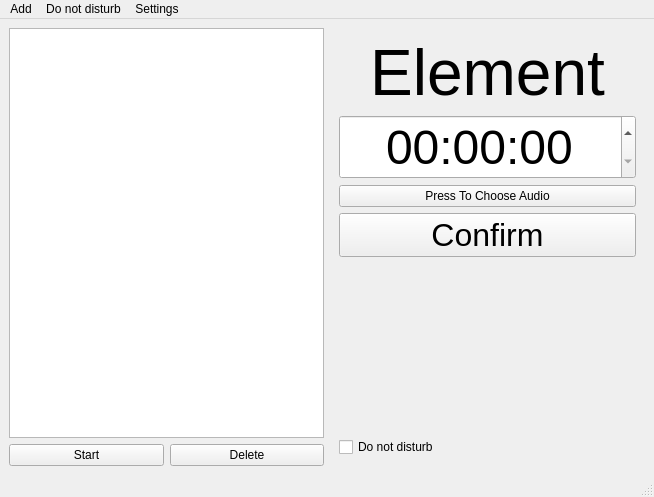
The window that mainwindow.ui (Dunkeshon/timers_and_alarms) describes before a commit, drawn with Qt 5.
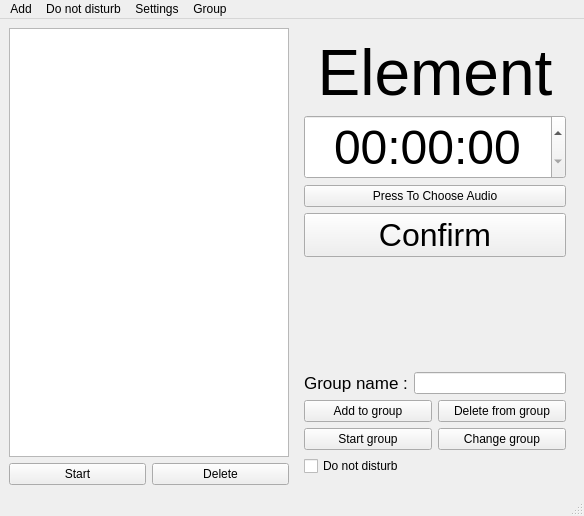
The same window after the commit.

Commit message: added ui for working with group of timers

```diff
--- a/mainwindow.ui
+++ b/mainwindow.ui
@@ -6,8 +6,8 @@
    <rect>
     <x>0</x>
     <y>0</y>
-    <width>654</width>
-    <height>497</height>
+    <width>584</width>
+    <height>516</height>
    </rect>
   </property>
   <property name="windowTitle">
@@ -19,8 +19,8 @@
   <widget class="QWidget" name="centralwidget">
    <layout class="QGridLayout" name="gridLayout_2">
     <item row="0" column="0" rowspan="3">
-     <layout class="QVBoxLayout" name="verticalLayout_2">
-      <item>
+     <layout class="QGridLayout" name="gridLayout">
+      <item row="0" column="0">
        <widget class="QListWidget" name="listWidget">
         <property name="styleSheet">
          <string notr="true">QListView::item:alternate {
@@ -48,7 +48,7 @@
         </property>
        </widget>
       </item>
-      <item>
+      <item row="1" column="0">
        <layout class="QHBoxLayout" name="horizontalLayout">
         <item>
          <widget class="QPushButton" name="startbutton">
@@ -167,18 +167,21 @@
       <property name="orientation">
        <enum>Qt::Vertical</enum>
       </property>
+      <property name="sizeType">
+       <enum>QSizePolicy::Minimum</enum>
+      </property>
       <property name="sizeHint" stdset="0">
        <size>
-        <width>20</width>
-        <height>50</height>
+        <width>17</width>
+        <height>30</height>
        </size>
       </property>
      </spacer>
     </item>
     <item row="2" column="1">
      <widget class="QWidget" name="widget" native="true">
-      <layout class="QGridLayout" name="gridLayout">
-       <item row="0" column="0">
+      <layout class="QGridLayout" name="gridLayout_3">
+       <item row="2" column="0">
         <layout class="QHBoxLayout" name="horizontalLayout_2">
          <item>
           <widget class="QCheckBox" name="dont_disturb_check">
@@ -199,6 +202,74 @@
          </item>
         </layout>
        </item>
+       <item row="1" column="0">
+        <layout class="QHBoxLayout" name="horizontalLayout_3">
+         <item>
+          <layout class="QVBoxLayout" name="verticalLayout">
+           <item>
+            <widget class="QPushButton" name="Add_to_group">
+             <property name="text">
+              <string>Add to group</string>
+             </property>
+            </widget>
+           </item>
+           <item>
+            <widget class="QPushButton" name="Start_group">
+             <property name="text">
+              <string>Start group</string>
+             </property>
+            </widget>
+           </item>
+          </layout>
+         </item>
+         <item>
+          <layout class="QVBoxLayout" name="verticalLayout_4">
+           <item>
+            <widget class="QPushButton" name="Delete_from_group">
+             <property name="text">
+              <string>Delete from group</string>
+             </property>
+            </widget>
+           </item>
+           <item>
+            <widget class="QPushButton" name="Change_group">
+             <property name="text">
+              <string>Change group</string>
+             </property>
+            </widget>
+           </item>
+          </layout>
+         </item>
+        </layout>
+       </item>
+       <item row="0" column="0">
+        <layout class="QHBoxLayout" name="horizontalLayout_4">
+         <item>
+          <widget class="QLabel" name="label">
+           <property name="sizePolicy">
+            <sizepolicy hsizetype="Preferred" vsizetype="Fixed">
+             <horstretch>0</horstretch>
+             <verstretch>0</verstretch>
+            </sizepolicy>
+           </property>
+           <property name="font">
+            <font>
+             <pointsize>13</pointsize>
+            </font>
+           </property>
+           <property name="text">
+            <string>Group name :</string>
+           </property>
+           <property name="alignment">
+            <set>Qt::AlignCenter</set>
+           </property>
+          </widget>
+         </item>
+         <item>
+          <widget class="QLineEdit" name="group_edit"/>
+         </item>
+        </layout>
+       </item>
       </layout>
      </widget>
     </item>
@@ -209,7 +280,7 @@
     <rect>
      <x>0</x>
      <y>0</y>
-     <width>654</width>
+     <width>584</width>
      <height>22</height>
     </rect>
    </property>
@@ -241,9 +312,16 @@
     </widget>
     <addaction name="menutime_format"/>
    </widget>
+   <widget class="QMenu" name="menuGroup">
+    <property name="title">
+     <string>Group</string>
+    </property>
+    <addaction name="actionCreate_group"/>
+   </widget>
    <addaction name="menuAdd"/>
    <addaction name="menuDo_not_disturb"/>
    <addaction name="menuSettings"/>
+   <addaction name="menuGroup"/>
   </widget>
   <widget class="QStatusBar" name="statusbar"/>
   <action name="actiondo_not_disturb_time">
```
Left out of the diff: 5 changed lines with no effect on the pictures. The commit also changes 7 other files.
